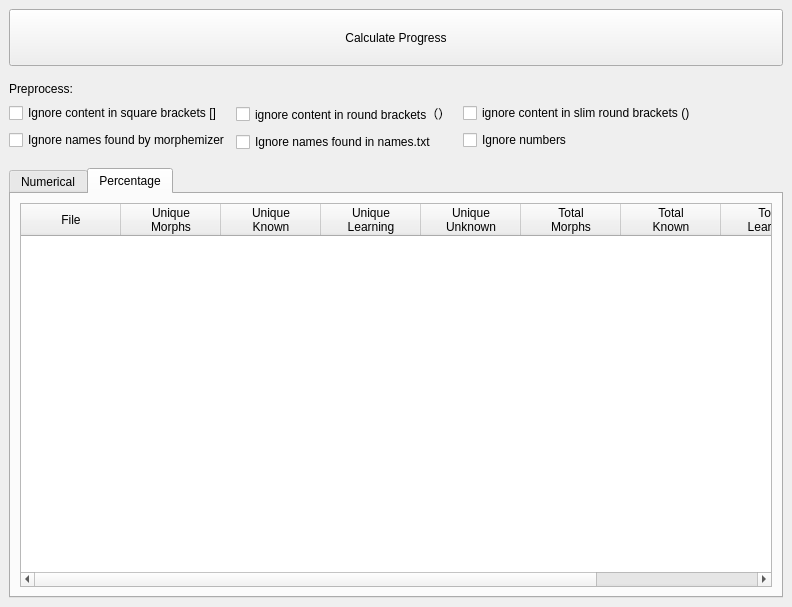
Old version of the form ankimorphs/ui/progress_window.ui in the repository mortii/anki-morphs.
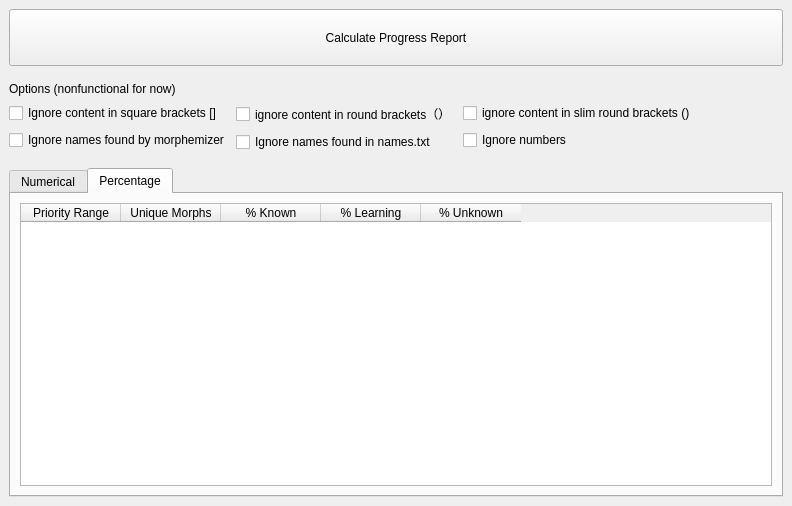
New version of the form. The open tabs and pages were chosen to show the change.

What changed in the file:
```diff
--- a/ankimorphs/ui/progress_window.ui
+++ b/ankimorphs/ui/progress_window.ui
@@ -7,7 +7,7 @@
     <x>0</x>
     <y>0</y>
     <width>792</width>
-    <height>607</height>
+    <height>506</height>
    </rect>
   </property>
   <property name="windowTitle">
@@ -36,7 +36,7 @@
              </size>
             </property>
             <property name="text">
-             <string>Calculate Progress</string>
+             <string>Calculate Progress Report</string>
             </property>
            </widget>
           </item>
@@ -55,7 +55,7 @@
         <item>
          <widget class="QLabel" name="label_3">
           <property name="text">
-           <string>Preprocess:</string>
+           <string>Options (nonfunctional for now)</string>
           </property>
          </widget>
         </item>
@@ -175,55 +175,27 @@
            <widget class="QTableWidget" name="percentTableWidget">
             <column>
              <property name="text">
-              <string>File</string>
+              <string>Priority Range</string>
              </property>
             </column>
             <column>
              <property name="text">
-              <string>Unique
-Morphs</string>
+              <string>Unique Morphs</string>
              </property>
             </column>
             <column>
              <property name="text">
-              <string>Unique 
-Known</string>
+              <string>% Known</string>
              </property>
             </column>
             <column>
              <property name="text">
-              <string>Unique
-Learning</string>
+              <string>% Learning</string>
              </property>
             </column>
             <column>
              <property name="text">
-              <string>Unique
-Unknown</string>
-             </property>
-            </column>
-            <column>
-             <property name="text">
-              <string>Total
-Morphs</string>
-             </property>
-            </column>
-            <column>
-             <property name="text">
-              <string>Total
-Known</string>
-             </property>
-            </column>
-            <column>
-             <property name="text">
-              <string>Total
-Learning</string>
-             </property>
-            </column>
-            <column>
-             <property name="text">
-              <string>Total
-Unknown</string>
+              <string>% Unknown</string>
              </property>
             </column>
            </widget>
```
Left out of the diff: 12 changed lines with no effect on the pictures.
